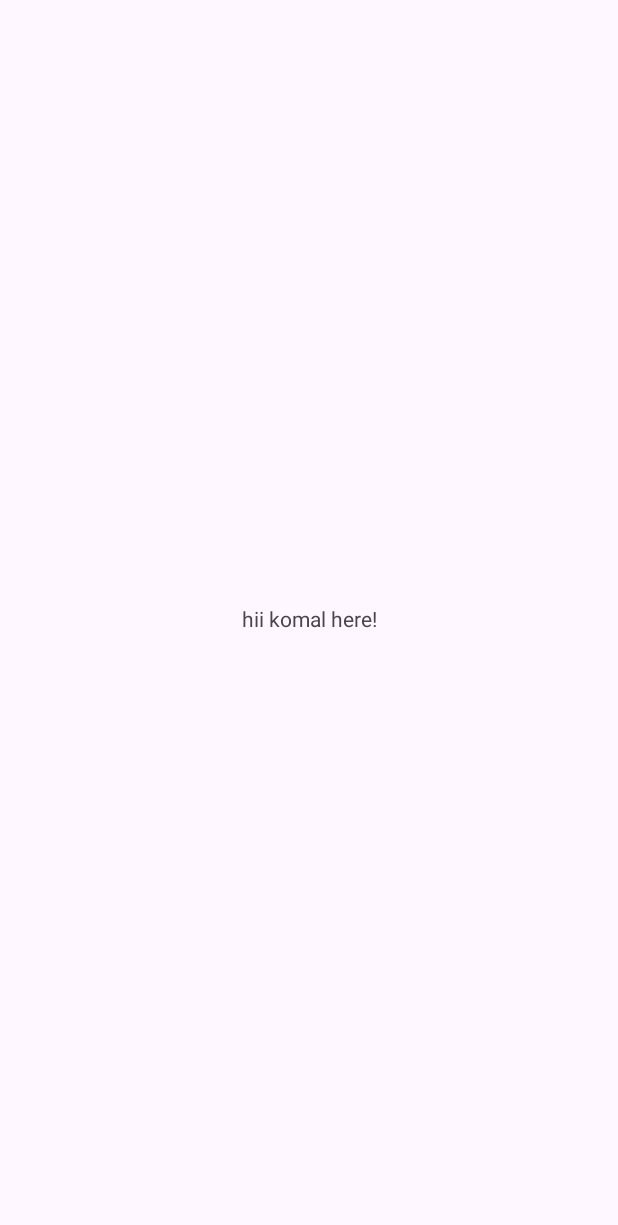
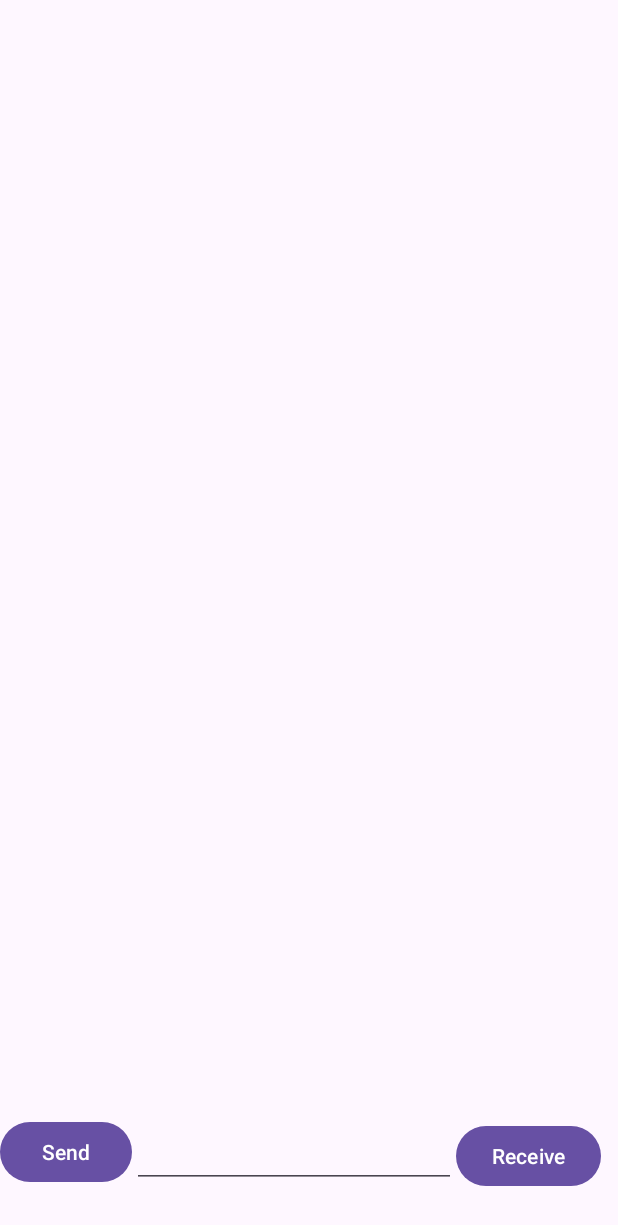
Before and after one commit to Koma0029/Lab04, an Android app: the screen it shows after launch (MainActivity), on a phone screen of 412 x 824 dp. Before the commit the part shown is almost empty. Shown: the top 1225 px of the screen. Run offline under Robolectric (Android 15) with nearby library versions, the phone set to English and light mode, and no system bars.

Commit message:
final Steps

```diff
--- a/app/build.gradle.kts
+++ b/app/build.gradle.kts
@@ -5,6 +5,7 @@ plugins {
 android {
     namespace = "com.example.lab04"
     compileSdk = 34
+    buildFeatures { viewBinding= true; }
 
     defaultConfig {
         applicationId = "com.example.lab04"
@@ -19,6 +20,7 @@ android {
     buildTypes {
         release {
             isMinifyEnabled = false
+
             proguardFiles(
                 getDefaultProguardFile("proguard-android-optimize.txt"),
                 "proguard-rules.pro"
--- a/app/src/main/java/com/example/lab04/MainActivity.java
+++ b/app/src/main/java/com/example/lab04/MainActivity.java
@@ -1,14 +1,14 @@
 package com.example.lab04;
 
+import android.os.Bundle;
+
 import androidx.appcompat.app.AppCompatActivity;
-
-import android.os.Bundle;
 
 public class MainActivity extends AppCompatActivity {
 
     @Override
     protected void onCreate(Bundle savedInstanceState) {
         super.onCreate(savedInstanceState);
-        setContentView(R.layout.activity_main);
+        setContentView(R.layout.activity_chat_room);
     }
 }
--- /dev/null
+++ b/app/src/main/res/layout/activity_chat_room.xml
@@ -0,0 +1,51 @@
+<?xml version="1.0" encoding="utf-8"?>
+<androidx.constraintlayout.widget.ConstraintLayout xmlns:android="http://schemas.android.com/apk/res/android"
+    xmlns:app="http://schemas.android.com/apk/res-auto"
+    xmlns:tools="http://schemas.android.com/tools"
+    android:layout_width="match_parent"
+    android:layout_height="match_parent"
+    tools:context=".ui.ChatRoom">
+
+
+    <androidx.recyclerview.widget.RecyclerView
+        android:id="@+id/recyclerView"
+        android:layout_width="0dp"
+        android:layout_height="0dp"
+        app:layout_constraintBottom_toBottomOf="parent"
+        app:layout_constraintEnd_toEndOf="parent"
+        app:layout_constraintHorizontal_bias="0.99"
+        app:layout_constraintStart_toStartOf="parent"
+        app:layout_constraintTop_toTopOf="parent" />
+
+    <Button
+        android:id="@+id/sendButton"
+        android:layout_width="wrap_content"
+        android:layout_height="wrap_content"
+        android:layout_marginEnd="11dp"
+        android:layout_marginBottom="32dp"
+        android:text="Send"
+        app:layout_constraintBottom_toBottomOf="@+id/recyclerView"
+        app:layout_constraintEnd_toStartOf="@+id/inputText"
+        app:layout_constraintStart_toStartOf="parent" />
+
+    <EditText
+        android:id="@+id/inputText"
+        style="@android:style/Widget.Holo.Light.AutoCompleteTextView"
+        android:layout_width="216dp"
+        android:layout_height="45dp"
+        android:layout_marginBottom="32dp"
+        android:ems="10"
+        android:inputType="text"
+        app:layout_constraintBottom_toBottomOf="parent"
+        app:layout_constraintStart_toEndOf="@+id/sendButton" />
+
+    <Button
+        android:id="@+id/receiveButton"
+        android:layout_width="wrap_content"
+        android:layout_height="wrap_content"
+        android:text="Receive"
+        app:layout_constraintBaseline_toBaselineOf="@+id/inputText"
+        app:layout_constraintStart_toEndOf="@+id/inputText" />
+
+
+</androidx.constraintlayout.widget.ConstraintLayout>
--- a/app/src/main/res/layout/activity_main.xml
+++ /dev/null
@@ -1,18 +0,0 @@
-<?xml version="1.0" encoding="utf-8"?>
-<androidx.constraintlayout.widget.ConstraintLayout xmlns:android="http://schemas.android.com/apk/res/android"
-    xmlns:app="http://schemas.android.com/apk/res-auto"
-    xmlns:tools="http://schemas.android.com/tools"
-    android:layout_width="match_parent"
-    android:layout_height="match_parent"
-    tools:context=".MainActivity">
-
-    <TextView
-        android:layout_width="wrap_content"
-        android:layout_height="wrap_content"
-        android:text="hii komal here!"
-        app:layout_constraintBottom_toBottomOf="parent"
-        app:layout_constraintEnd_toEndOf="parent"
-        app:layout_constraintStart_toStartOf="parent"
-        app:layout_constraintTop_toTopOf="parent" />
-
-</androidx.constraintlayout.widget.ConstraintLayout>
--- /dev/null
+++ b/app/src/main/res/layout/main.xml
@@ -0,0 +1,6 @@
+<?xml version="1.0" encoding="utf-8"?>
+<androidx.constraintlayout.widget.ConstraintLayout xmlns:android="http://schemas.android.com/apk/res/android"
+    android:layout_width="match_parent"
+    android:layout_height="match_parent">
+
+</androidx.constraintlayout.widget.ConstraintLayout>
--- a/build.gradle.kts
+++ b/build.gradle.kts
@@ -1,4 +1,4 @@
 // Top-level build file where you can add configuration options common to all sub-projects/modules.
 plugins {
-    id("com.android.application") version "8.2.1" apply false
+    id("com.android.application") version "8.2.2" apply false
 }
```
Also changed, not shown: app/src/main/java/Data/ChatRoomViewModel.java (added, +10 -0 lines), app/src/main/java/Data/Chatmessage.java (added, +37 -0 lines), app/src/main/java/com/example/lab04/ui/ChatRoom.java (added, +121 -0 lines), app/src/main/res/layout/received_message.xml (added, +35 -0 lines), app/src/main/res/layout/sent_message.xml (added, +36 -0 lines), app/src/main/res/drawable/pic.jpg (added), app/src/main/res/drawable/th.jpg (added), 1 other file.
